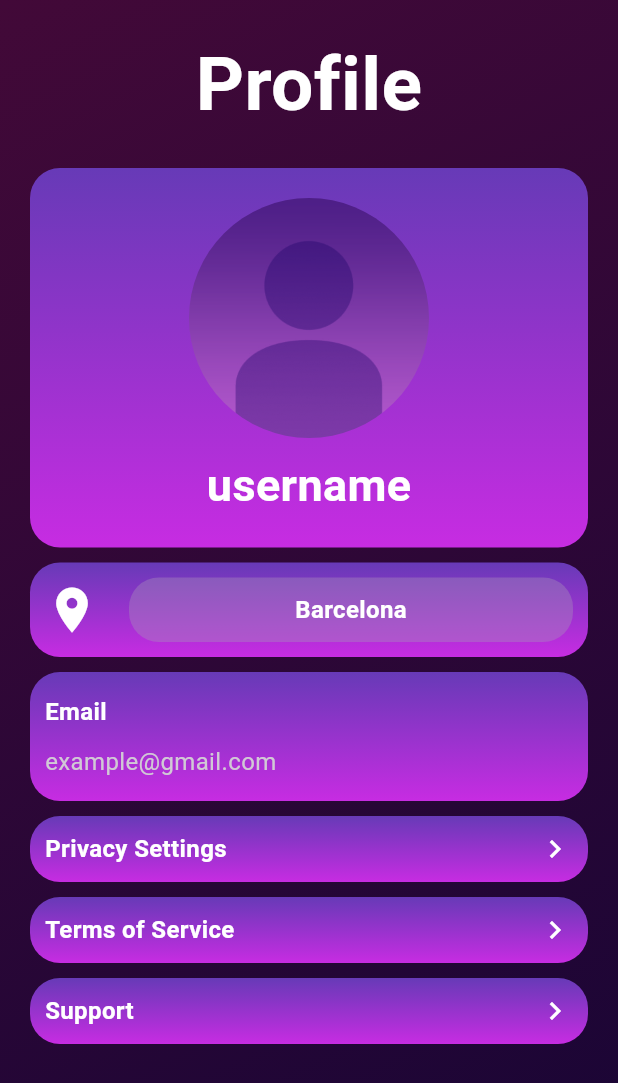
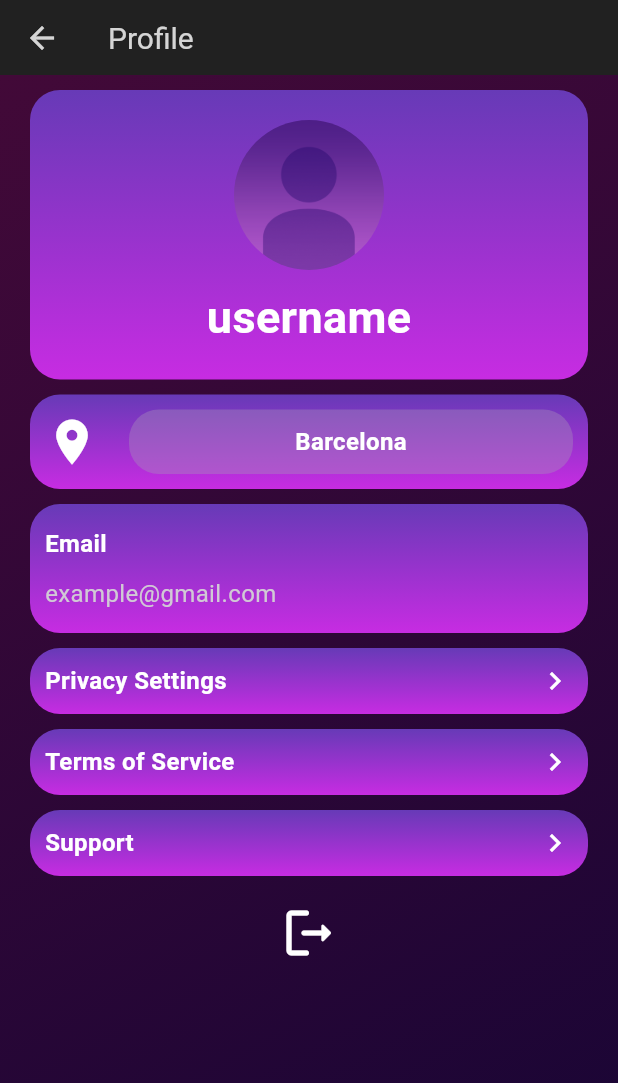
Before and after one commit to AdriaPm/WeatherTune_App, a Flutter app: the SettingsPage screen opened by its route, after a tap on "Profile", on a phone screen of 412 x 824 dp. Shown: the top 1083 px of the screen. Run offline on Flutter 3.47's test engine with Material 3 defaults, Android fonts, the phone set to English and light mode, and no system bars; our stand-ins replace bloc, dots_indicator, equatable, firebase_auth, firebase_core, flutter_bloc and 3 more; accounts and stored records are empty; network calls fail.

Commit message:
Big push. Fixed multiple things (view desc.)
- All app navigation works. User is able to navigate through all the pages of the app without any issue so far.
- Added LogOut button in the ProfilePage. It works as expected.
- Fixed some pixel overflow errors in the Login/Register pages.
- Some new widgets have been created from different pages. Now code is more modularized.
- Fixed all the problems the project had at that time.

```diff
--- a/weather_tune/lib/components/login_page/modifiable_textbox.dart
+++ b/weather_tune/lib/components/login_page/modifiable_textbox.dart
@@ -1,3 +1,5 @@
+// ignore_for_file: must_be_immutable
+
 import 'package:flutter/material.dart';
 
 class ModifiableTextbox extends StatefulWidget {
--- a/weather_tune/lib/components/login_page/profile_picture.dart
+++ b/weather_tune/lib/components/login_page/profile_picture.dart
@@ -1,3 +1,5 @@
+// ignore_for_file: must_be_immutable
+
 import 'package:flutter/material.dart';
 
 class ProfilePicture extends StatelessWidget {
--- a/weather_tune/lib/main.dart
+++ b/weather_tune/lib/main.dart
@@ -1,5 +1,6 @@
 import 'package:firebase_core/firebase_core.dart';
 import 'package:flutter/material.dart';
+import 'package:weather_tune/auth/auth.dart';
 import 'package:weather_tune/components/api_bloc_routing/route_info.dart';
 import 'package:weather_tune/firebase/firebase_options.dart';
 import 'package:weather_tune/pages/favorites_page.dart';
@@ -26,6 +27,7 @@ class MyApp extends StatelessWidget {
       title: "WeatherTune",
       debugShowCheckedModeBanner: false,
       routes: {
+        "/auth": (context) => const AuthPage(),
         "/details": (context) => const DetailsAPI(),
         "/radar": (context) => const RadarPage(),
         "/favorites": (context) => FavoritePage(),
--- a/weather_tune/lib/pages/forecast_tile_provider.dart
+++ b/weather_tune/lib/pages/forecast_tile_provider.dart
@@ -1,3 +1,5 @@
+// ignore_for_file: avoid_print
+
 import 'package:flutter/services.dart';
 import 'package:google_maps_flutter/google_maps_flutter.dart';
 
--- a/weather_tune/lib/pages/home_page.dart
+++ b/weather_tune/lib/pages/home_page.dart
@@ -22,8 +22,7 @@ class _HomePageState extends State<HomePage> {
         bottomNavigationBar: BottomBarWidget(
             favorites_active: false,
             home_active: true,
-            profile_active: false,
-            search_active: false,
+            radar_active: false,
             settings_active: false),
         body: BlocBuilder<WeatherBlocBloc, WeatherBlocState>(
           builder: (context, state) {
@@ -44,6 +43,9 @@ class _HomePageState extends State<HomePage> {
                         child: Column(
                             crossAxisAlignment: CrossAxisAlignment.start,
                             children: [
+                              SizedBox(
+                                  height: MediaQuery.of(context).size.height *
+                                      0.02),
                               Text(
                                 '📍 ${state.weather.areaName}',
                                 style: const TextStyle(
--- a/weather_tune/lib/pages/login_page.dart
+++ b/weather_tune/lib/pages/login_page.dart
@@ -78,7 +78,7 @@ class _LoginPageState extends State<LoginPage> {
                       //color: const Color.fromARGB(41, 255, 255, 255),
                       color: Colors.transparent,
                       borderRadius: BorderRadius.circular(40)),
-                  height: MediaQuery.of(context).size.height - 400,
+                  height: MediaQuery.of(context).size.height - 300,
                   width: MediaQuery.of(context).size.width - 150,
                   child: Padding(
                     padding: const EdgeInsets.all(16.0),
--- a/weather_tune/lib/pages/profile_page.dart
+++ b/weather_tune/lib/pages/profile_page.dart
@@ -1,16 +1,28 @@
+import 'package:firebase_auth/firebase_auth.dart';
 import 'package:flutter/material.dart';
 import 'package:weather_tune/components/login_page/dropdown_button.dart';
 import 'package:weather_tune/components/login_page/profile_picture.dart';
 import 'package:weather_tune/components/login_page/menu_container.dart';
-import 'package:weather_tune/components/login_page/modifiable_textbox.dart';
+import 'package:weather_tune/widgets/profile_page/email.dart';
+import 'package:weather_tune/widgets/profile_page/usermane.dart';
 
 class ProfilePage extends StatelessWidget {
   final double margins = 10;
   const ProfilePage({super.key});
+//Sign User Out
+  void signOut() {
+    FirebaseAuth.instance.signOut();
+  }
 
   @override
   Widget build(BuildContext context) {
     return Scaffold(
+      appBar: AppBar(
+        title: const Text('Profile', style: TextStyle(fontSize: 20)),
+        backgroundColor: Colors.grey.shade900,
+        foregroundColor: const Color.fromARGB(207, 255, 255, 255),
+        toolbarHeight: 50,
+      ),
       body: Container(
         decoration: const BoxDecoration(
           gradient: LinearGradient(
@@ -25,20 +37,14 @@ class ProfilePage extends StatelessWidget {
         child: Center(
           child: Column(
             children: [
-              SizedBox(height: margins * 2),
-              const Text("Profile",
-                  style: TextStyle(
-                      color: Colors.white,
-                      fontSize: 50,
-                      fontWeight: FontWeight.bold)),
-              SizedBox(height: margins * 2),
+              SizedBox(height: margins),
               MenuContainer(
                   widgetWidth: MediaQuery.sizeOf(context).width - 40,
                   child: Column(
                     mainAxisAlignment: MainAxisAlignment.center,
                     children: [
                       SizedBox(height: margins),
-                      ChangeProfilePicture(picture: ProfilePicture(size: 160)),
+                      ChangeProfilePicture(picture: ProfilePicture(size: 100)),
                       SizedBox(height: margins),
                       const Username(),
                       SizedBox(height: margins),
@@ -129,6 +135,17 @@ class ProfilePage extends StatelessWidget {
                 ),
               ),
               SizedBox(height: margins),
+              IconButton(
+                icon: const Icon(
+                  Icons.logout_rounded,
+                  color: Colors.white,
+                  size: 40,
+                ),
+                onPressed: () {
+                  signOut();
+                  Navigator.of(context).pushReplacementNamed("/auth");
+                },
+              )
             ],
           ),
         ),
@@ -136,39 +153,3 @@ class ProfilePage extends StatelessWidget {
     );
   }
 }
-
-class Username extends StatelessWidget {
-  const Username({super.key});
-
-  @override
-  Widget build(BuildContext context) {
-    return Center(
-      child: ModifiableTextbox(
-        defaultText: "username",
-        mainTextStyle: const TextStyle(
-            color: Colors.white, fontSize: 30, fontWeight: FontWeight.bold),
-        fieldTextStyle: const TextStyle(color: Colors.white, fontSize: 20),
-        centeredText: true,
-      ),
-    );
-  }
-}
-
-class Email extends StatelessWidget {
-  const Email({super.key});
-
-  @override
-  Widget build(BuildContext context) {
-    return Align(
-      alignment: Alignment.centerLeft,
-      child: ModifiableTextbox(
-        defaultText: "example@gmail.com",
-        mainTextStyle: const TextStyle(
-            color: Color.fromARGB(255, 209, 201, 213), fontSize: 16),
-        fieldTextStyle: const TextStyle(
-            color: Color.fromARGB(255, 209, 201, 213), fontSize: 16),
-        centeredText: false,
-      ),
-    );
-  }
-}
--- a/weather_tune/lib/pages/radar_page.dart
+++ b/weather_tune/lib/pages/radar_page.dart
@@ -42,6 +42,12 @@ class _RadarPageState extends State<RadarPage> {
   @override
   Widget build(BuildContext context) {
     return Scaffold(
+      appBar: AppBar(
+        title: const Text('Radar', style: TextStyle(fontSize: 20)),
+        backgroundColor: Colors.grey.shade900,
+        foregroundColor: const Color.fromARGB(207, 255, 255, 255),
+        toolbarHeight: 50,
+      ),
       body: Stack(
         alignment: Alignment.center,
         children: [
--- a/weather_tune/lib/pages/register_page.dart
+++ b/weather_tune/lib/pages/register_page.dart
@@ -84,8 +84,8 @@ class _RegisterPageState extends State<RegisterPage> {
                       //color: const Color.fromARGB(41, 255, 255, 255),
                       color: Colors.transparent,
                       borderRadius: BorderRadius.circular(40)),
-                  height: MediaQuery.of(context).size.height - 400,
-                  width: MediaQuery.of(context).size.width - 150,
+                  height: MediaQuery.of(context).size.height - 200,
+                  width: MediaQuery.of(context).size.width - 100,
                   child: Padding(
                     padding: const EdgeInsets.all(16.0),
                     child: Column(
--- a/weather_tune/lib/pages/settings_page.dart
+++ b/weather_tune/lib/pages/settings_page.dart
@@ -13,6 +13,12 @@ class SettingsPage extends StatelessWidget {
   @override
   Widget build(BuildContext context) {
     return Scaffold(
+      appBar: AppBar(
+        title: const Text('Settings', style: TextStyle(fontSize: 20)),
+        backgroundColor: Colors.grey.shade900,
+        foregroundColor: const Color.fromARGB(207, 255, 255, 255),
+        toolbarHeight: 50,
+      ),
       body: Container(
         decoration: const BoxDecoration(
           gradient: LinearGradient(
@@ -27,13 +33,13 @@ class SettingsPage extends StatelessWidget {
         child: Center(
           child: Column(
             children: [
-              SizedBox(height: margins * 2),
+              SizedBox(height: margins),
               const Text("Settings",
                   style: TextStyle(
                       color: Colors.white,
-                      fontSize: 50,
+                      fontSize: 40,
                       fontWeight: FontWeight.bold)),
-              SizedBox(height: margins * 2),
+              SizedBox(height: margins),
               ProfileButton(
                 widgetWidth: MediaQuery.sizeOf(context).width - 40,
               ),
--- /dev/null
+++ b/weather_tune/lib/widgets/profile_page/email.dart
@@ -0,0 +1,21 @@
+import 'package:flutter/material.dart';
+import 'package:weather_tune/components/login_page/modifiable_textbox.dart';
+
+class Email extends StatelessWidget {
+  const Email({super.key});
+
+  @override
+  Widget build(BuildContext context) {
+    return Align(
+      alignment: Alignment.centerLeft,
+      child: ModifiableTextbox(
+        defaultText: "example@gmail.com",
+        mainTextStyle: const TextStyle(
+            color: Color.fromARGB(255, 209, 201, 213), fontSize: 16),
+        fieldTextStyle: const TextStyle(
+            color: Color.fromARGB(255, 209, 201, 213), fontSize: 16),
+        centeredText: false,
+      ),
+    );
+  }
+}
--- /dev/null
+++ b/weather_tune/lib/widgets/profile_page/usermane.dart
@@ -0,0 +1,19 @@
+import 'package:flutter/material.dart';
+import 'package:weather_tune/components/login_page/modifiable_textbox.dart';
+
+class Username extends StatelessWidget {
+  const Username({super.key});
+
+  @override
+  Widget build(BuildContext context) {
+    return Center(
+      child: ModifiableTextbox(
+        defaultText: "username",
+        mainTextStyle: const TextStyle(
+            color: Colors.white, fontSize: 30, fontWeight: FontWeight.bold),
+        fieldTextStyle: const TextStyle(color: Colors.white, fontSize: 20),
+        centeredText: true,
+      ),
+    );
+  }
+}
```
Also changed, not shown: weather_tune/lib/components/bottombar.dart (+32 -64 lines), weather_tune/lib/models/favorite_page/location_data.dart (added, +7 -0 lines), weather_tune/lib/pages/favorites_page.dart (+9 -68 lines), weather_tune/lib/widgets/favorites_page/location_box.dart (added, +54 -0 lines).
